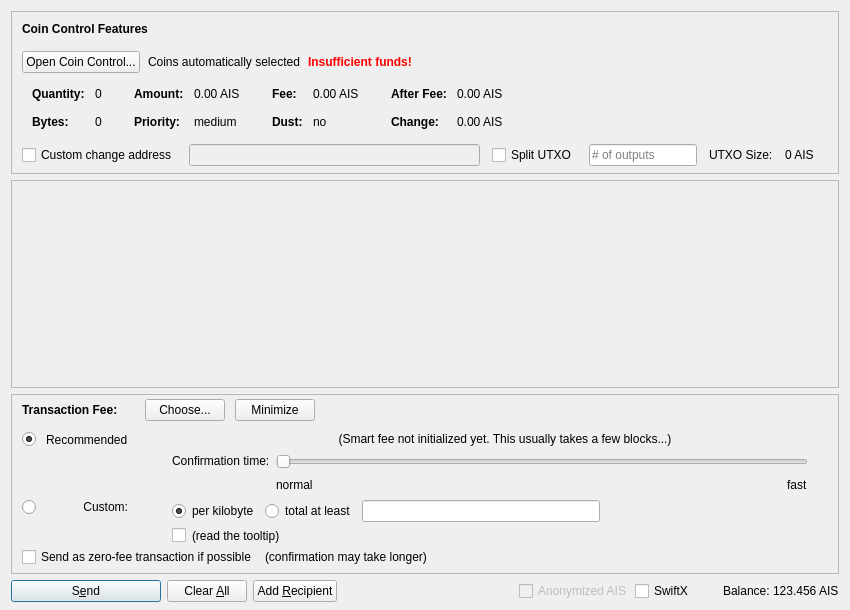
Qt form src/qt/forms/sendcoinsdialog.ui (MCLXI/TSC) before a commit.
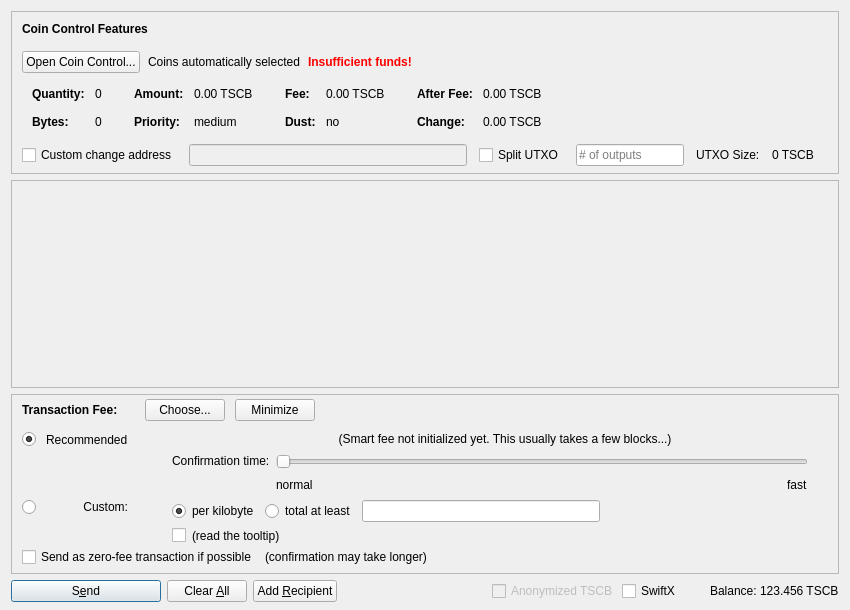
The same form after that commit. Icons and pictures are not drawn. Custom widgets are drawn as their Qt base class.

Patch:
```diff
--- a/src/qt/forms/sendcoinsdialog.ui
+++ b/src/qt/forms/sendcoinsdialog.ui
@@ -324,7 +324,7 @@
                   <enum>Qt::ActionsContextMenu</enum>
                  </property>
                  <property name="text">
-                  <string notr="true">0.00 AIS</string>
+                  <string notr="true">0.00 TSCB</string>
                  </property>
                  <property name="textInteractionFlags">
                   <set>Qt::LinksAccessibleByMouse|Qt::TextSelectableByKeyboard|Qt::TextSelectableByMouse</set>
@@ -404,7 +404,7 @@
                   <enum>Qt::ActionsContextMenu</enum>
                  </property>
                  <property name="text">
-                  <string notr="true">0.00 AIS</string>
+                  <string notr="true">0.00 TSCB</string>
                  </property>
                  <property name="textInteractionFlags">
                   <set>Qt::LinksAccessibleByMouse|Qt::TextSelectableByKeyboard|Qt::TextSelectableByMouse</set>
@@ -484,7 +484,7 @@
                   <enum>Qt::ActionsContextMenu</enum>
                  </property>
                  <property name="text">
-                  <string notr="true">0.00 AIS</string>
+                  <string notr="true">0.00 TSCB</string>
                  </property>
                  <property name="textInteractionFlags">
                   <set>Qt::LinksAccessibleByMouse|Qt::TextSelectableByKeyboard|Qt::TextSelectableByMouse</set>
@@ -513,7 +513,7 @@
                   <enum>Qt::ActionsContextMenu</enum>
                  </property>
                  <property name="text">
-                  <string notr="true">0.00 AIS</string>
+                  <string notr="true">0.00 TSCB</string>
                  </property>
                  <property name="textInteractionFlags">
                   <set>Qt::LinksAccessibleByMouse|Qt::TextSelectableByKeyboard|Qt::TextSelectableByMouse</set>
@@ -594,7 +594,7 @@
           <item>
            <widget class="QLabel" name="labelBlockSize">
             <property name="text">
-             <string>0 AIS</string>
+             <string>0 TSCB</string>
             </property>
            </widget>
           </item>
@@ -1390,7 +1390,7 @@
           <bool>false</bool>
          </property>
          <property name="text">
-          <string>Anonymized AIS</string>
+          <string>Anonymized TSCB</string>
          </property>
         </widget>
        </item>
@@ -1429,7 +1429,7 @@
           <cursorShape>IBeamCursor</cursorShape>
          </property>
          <property name="text">
-          <string notr="true">123.456 AIS</string>
+          <string notr="true">123.456 TSCB</string>
          </property>
          <property name="textInteractionFlags">
           <set>Qt::LinksAccessibleByMouse|Qt::TextSelectableByKeyboard|Qt::TextSelectableByMouse</set>
```
Left out of the diff: 18 changed lines with no effect on the pictures.
